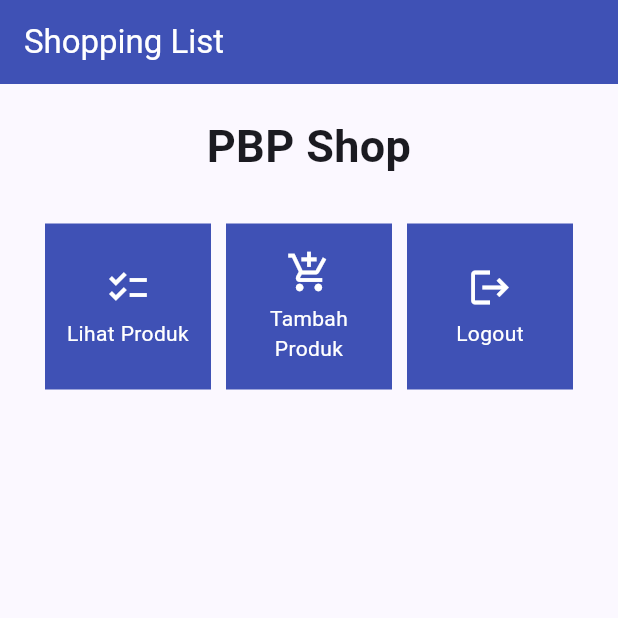
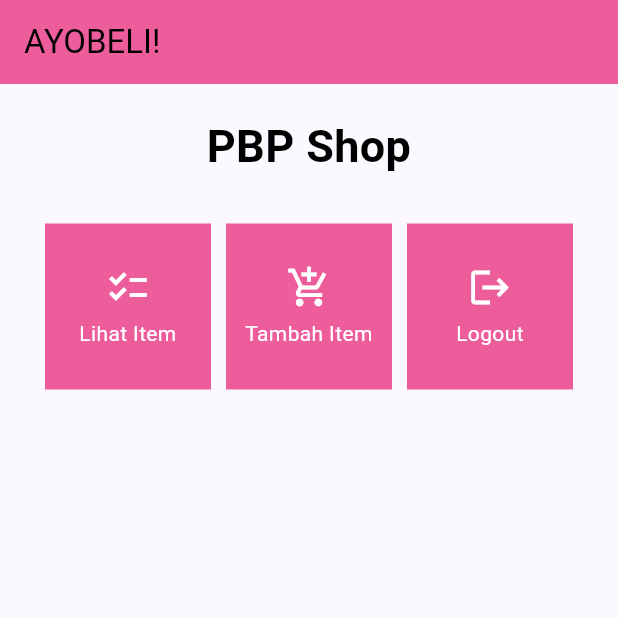
Before and after one commit to RaquelNayyara/ayobeli, a Flutter app: the screen it shows after launch, on a phone screen of 412 x 824 dp, the top half of it. Run offline on Flutter 3.47's test engine with Material 2 defaults, Android fonts, the light colour scheme and no system bars.

Commit message:
ngerjain bonus

```diff
--- a/ayobeli/lib/menu.dart
+++ b/ayobeli/lib/menu.dart
@@ -3,55 +3,36 @@
 class MyHomePage extends StatelessWidget {
   const MyHomePage({Key? key}) : super(key: key);
 
-
-  // This widget is the home page of your application. It is stateful, meaning
-  // that it has a State object (defined below) that contains fields that affect
-  // how it looks.
-
-  // This class is the configuration for the state. It holds the values (in this
-  // case the title) provided by the parent (in this case the App widget) and
-  // used by the build method of the State. Fields in a Widget subclass are
-  // always marked "final".
-
   @override
   Widget build(BuildContext context) {
-    // This method is rerun every time setState is called, for instance as done
-    // by the _incrementCounter method above.
-    //
-    // The Flutter framework has been optimized to make rerunning build methods
-    // fast, so that you can just rebuild anything that needs updating rather
-    // than having to individually change instances of widgets.
     return Scaffold(
       appBar: AppBar(
         title: const Text(
-          'Shopping List',
-
+          'AYOBELI!',
+          style: TextStyle(
+            color: Colors.black, // Mengubah warna teks menjadi hitam
+          ),
         ),
-        backgroundColor: Colors.indigo,
-        foregroundColor: Colors.white,
+        backgroundColor: const Color(0xFFED5C9B), // Warna pink #ED5C9B
       ),
       body: SingleChildScrollView(
-        // Widget wrapper yang dapat discroll
         child: Padding(
-          padding: const EdgeInsets.all(10.0), // Set padding dari halaman
+          padding: const EdgeInsets.all(10.0),
           child: Column(
-            // Widget untuk menampilkan children secara vertikal
             children: <Widget>[
               const Padding(
                 padding: EdgeInsets.only(top: 10.0, bottom: 10.0),
-                // Widget Text untuk menampilkan tulisan dengan alignment center dan style yang sesuai
                 child: Text(
-                  'PBP Shop', // Text yang menandakan toko
+                  'PBP Shop',
                   textAlign: TextAlign.center,
                   style: TextStyle(
                     fontSize: 30,
                     fontWeight: FontWeight.bold,
+                    color: Colors.black, // Mengubah warna teks menjadi hitam
                   ),
                 ),
               ),
-              // Grid layout
               GridView.count(
-                // Container pada card kita.
                 primary: true,
                 padding: const EdgeInsets.all(20),
                 crossAxisSpacing: 10,
@@ -59,7 +40,6 @@
                 crossAxisCount: 3,
                 shrinkWrap: true,
                 children: items.map((ShopItem item) {
-                  // Iterasi untuk setiap item
                   return ShopCard(item);
                 }).toList(),
               ),
@@ -74,23 +54,21 @@
 class ShopCard extends StatelessWidget {
   final ShopItem item;
 
-  const ShopCard(this.item, {super.key}); // Constructor
+  const ShopCard(this.item, {super.key});
 
   @override
   Widget build(BuildContext context) {
     return Material(
-      color: Colors.indigo,
+      color: const Color(0xFFED5C9B), // Warna pink #ED5C9B
       child: InkWell(
-        // Area responsive terhadap sentuhan
         onTap: () {
-          // Memunculkan SnackBar ketika diklik
           ScaffoldMessenger.of(context)
             ..hideCurrentSnackBar()
             ..showSnackBar(SnackBar(
-                content: Text("Kamu telah menekan tombol ${item.name}!")));
+              content: Text("Kamu telah menekan tombol ${item.name}!"),
+            ));
         },
         child: Container(
-          // Container untuk menyimpan Icon dan Text
           padding: const EdgeInsets.all(8),
           child: Center(
             child: Column(
@@ -124,7 +102,7 @@
 }
 
 final List<ShopItem> items = [
-  ShopItem("Lihat Produk", Icons.checklist),
-  ShopItem("Tambah Produk", Icons.add_shopping_cart),
+  ShopItem("Lihat Item", Icons.checklist),
+  ShopItem("Tambah Item", Icons.add_shopping_cart),
   ShopItem("Logout", Icons.logout),
 ];
```
